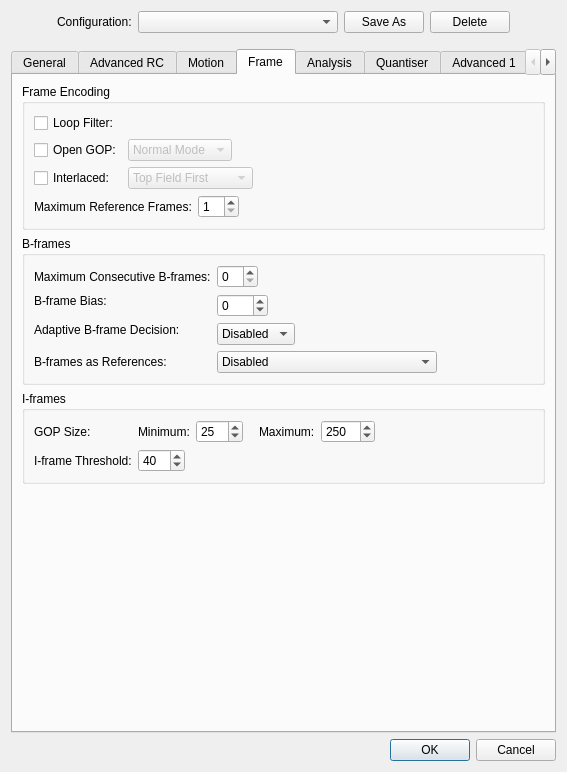
Above: avidemux_plugins/ADM_videoEncoder/x265/qt4/x265ConfigDialog.ui from mean00/avidemux2 before the change. Below: the same form after it.
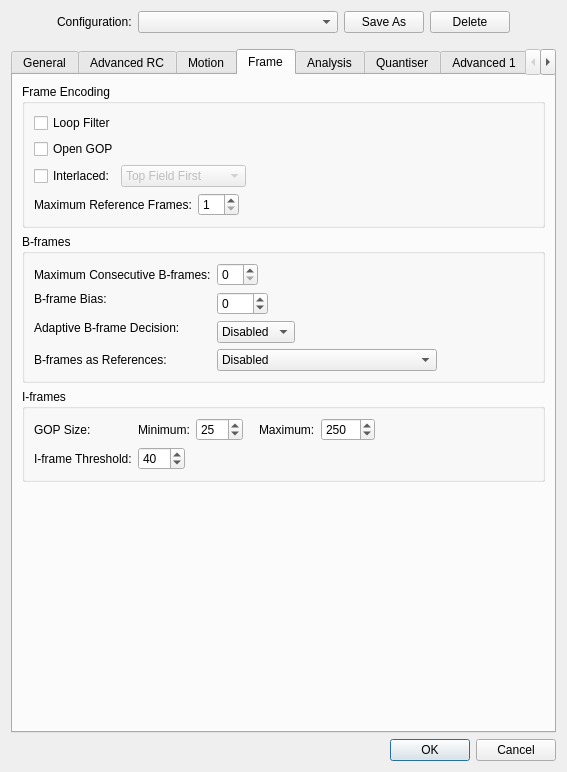
That is the form after the change. The open tabs and pages were chosen to show the change.

Commit message: [x265] Allow to disable open GOP

What changed in the file:
```diff
--- a/avidemux_plugins/ADM_videoEncoder/x265/qt4/x265ConfigDialog.ui
+++ b/avidemux_plugins/ADM_videoEncoder/x265/qt4/x265ConfigDialog.ui
@@ -1306,61 +1306,27 @@
           <item>
            <widget class="QCheckBox" name="loopFilterCheckBox">
             <property name="text">
-             <string>Loop Filter:</string>
+             <string>Loop Filter</string>
+            </property>
+           </widget>
+          </item>
+          <item>
+           <widget class="QCheckBox" name="openGopCheckBox">
+            <property name="text">
+             <string>Open GOP</string>
             </property>
            </widget>
           </item>
           <item>
            <layout class="QGridLayout" name="gridLayout_2">
             <item row="1" column="0">
-             <widget class="QCheckBox" name="openGopCheckBox">
-              <property name="text">
-               <string>Open GOP:</string>
-              </property>
-             </widget>
-            </item>
-            <item row="1" column="1">
-             <layout class="QHBoxLayout" name="horizontalLayout_4">
-              <item>
-               <widget class="QComboBox" name="openGopComboBox">
-                <property name="enabled">
-                 <bool>false</bool>
-                </property>
-                <item>
-                 <property name="text">
-                  <string>Normal Mode</string>
-                 </property>
-                </item>
-                <item>
-                 <property name="text">
-                  <string>Blu-ray Mode</string>
-                 </property>
-                </item>
-               </widget>
-              </item>
-              <item>
-               <spacer name="horizontalSpacer_5">
-                <property name="orientation">
-                 <enum>Qt::Horizontal</enum>
-                </property>
-                <property name="sizeHint" stdset="0">
-                 <size>
-                  <width>40</width>
-                  <height>20</height>
-                 </size>
-                </property>
-               </spacer>
-              </item>
-             </layout>
-            </item>
-            <item row="2" column="0">
              <widget class="QCheckBox" name="interlacedCheckBox">
               <property name="text">
                <string>Interlaced:</string>
               </property>
              </widget>
             </item>
-            <item row="2" column="1">
+            <item row="1" column="1">
              <layout class="QHBoxLayout" name="horizontalLayout">
               <item>
                <widget class="QComboBox" name="interlacedComboBox">
```
Left out of the diff: 18 changed lines with no effect on the pictures. The commit also changes 7 other files.
